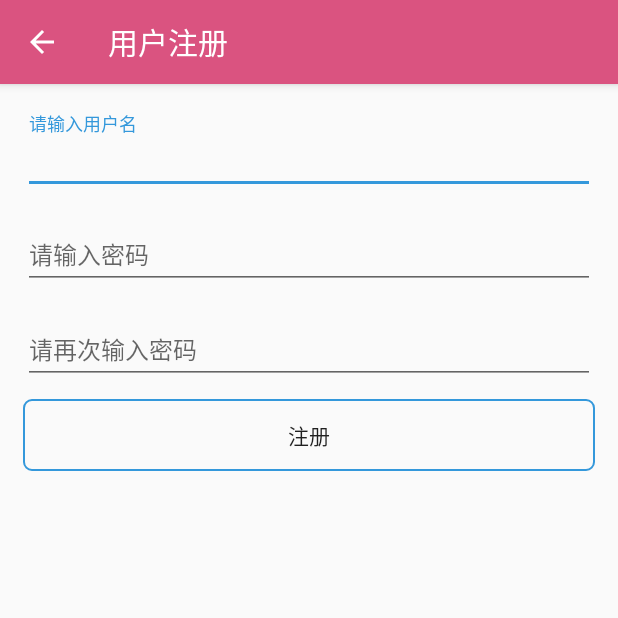
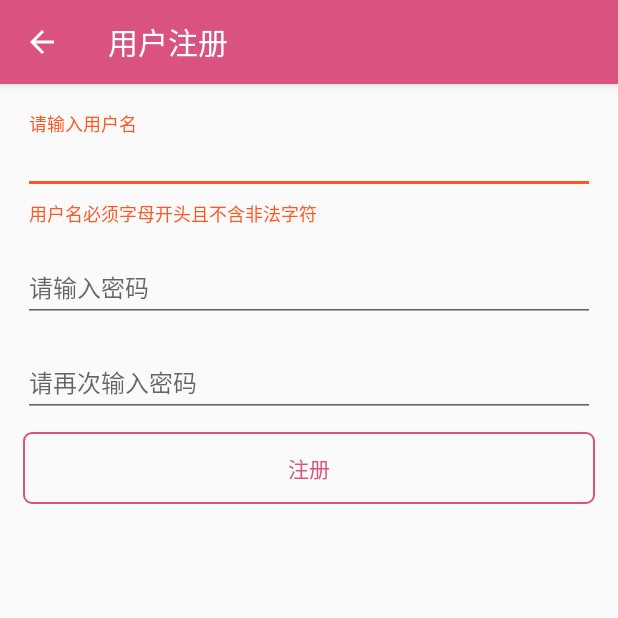
Before and after one commit to likangcheng/myshequcode, an Android app: the Register_User screen opened directly, with no data from a screen before it, after a tap on "注册", on a phone screen of 412 x 824 dp, the top half of it. Run offline under Robolectric (Android 15) with nearby library versions, the phone set to English and light mode, and no system bars; libraries missing offline, so code that uses them is left out: org.litepal, org.litepal.crud; 2 statements that could not run were skipped.

Commit message:
修复bug

```diff
--- a/app/src/main/java/coming/example/lkc/bottomnavigationbar/Register_User.java
+++ b/app/src/main/java/coming/example/lkc/bottomnavigationbar/Register_User.java
@@ -3,6 +3,7 @@ package coming.example.lkc.bottomnavigationbar;
 import android.app.AlertDialog;
 import android.content.DialogInterface;
 import android.content.Intent;
+import android.support.design.widget.TextInputLayout;
 import android.support.v7.app.ActionBar;
 import android.support.v7.app.AppCompatActivity;
 import android.os.Bundle;
@@ -22,6 +23,8 @@ import org.litepal.LitePal;
 import org.litepal.crud.DataSupport;
 
 import java.util.List;
+import java.util.regex.Matcher;
+import java.util.regex.Pattern;
 
 import coming.example.lkc.bottomnavigationbar.dao.Users;
 
@@ -29,8 +32,11 @@ public class Register_User extends AppCompatActivity {
     private EditText username, password, password_2;
     private Button regiset_button;
     private Animation shake;
+    private static final String USER_PARTTENR = "^[A-Za-z][A-Za-z1-9_-]+$";
+    private Pattern pattern = Pattern.compile(USER_PARTTENR);
     public static final String USERNAME_RESULT = "username";
     public static final String PASSWORD_RESULT = "password";
+    private TextInputLayout userinput, passinput;
 
     @Override
     protected void onCreate(Bundle savedInstanceState) {
@@ -40,28 +46,6 @@ public class Register_User extends AppCompatActivity {
         initView();
         shake = AnimationUtils.loadAnimation(Register_User.this,
                 R.anim.shake);
-        username.addTextChangedListener(new TextWatcher() {
-            @Override
-            public void beforeTextChanged(CharSequence s, int start, int count, int after) {
-                Log.d("wode", "beforeTextChanged:CharSequence " + s);
-
-            }
-
-            @Override
-            public void onTextChanged(CharSequence s, int start, int before, int count) {
-                Log.d("wode", "onTextChanged:CharSequence " + s);
-            }
-
-            @Override
-            public void afterTextChanged(Editable s) {
-                Log.d("wode", "afterTextChanged:Editable " + s);
-//                String user_name = username.getText().toString();
-                if (queryUsername(s.toString())) {
-                    Toast.makeText(Register_User.this, "用户名已被使用", Toast.LENGTH_SHORT).show();
-                    username.startAnimation(shake);
-                }
-            }
-        });
         regiset_button.setOnClickListener(new View.OnClickListener() {
             @Override
             public void onClick(View v) {
@@ -69,7 +53,7 @@ public class Register_User extends AppCompatActivity {
                 String user_name = username.getText().toString();
                 String pass_word = password.getText().toString();
                 String pass_word_2 = password_2.getText().toString();
-                if (!queryUsername(user_name) && pass_word.equals(pass_word_2) && pass_word.length() > 5) {
+                if (!queryUsername(user_name) && pass_word.equals(pass_word_2) && validatePassword(pass_word) && validateUser(user_name)) {
                     Users users_updata = new Users();
                     users_updata.setUsername(user_name);
                     users_updata.setPassword(pass_word);
@@ -81,13 +65,16 @@ public class Register_User extends AppCompatActivity {
                     Register_Dialog();
                 } else if (queryUsername(user_name)) {
                     username.startAnimation(shake);
-                    Toast.makeText(Register_User.this, "用户名已使用", Toast.LENGTH_SHORT).show();
+                    userinput.setError("用户名已存在");
+                } else if (!validateUser(user_name)) {
+                    username.startAnimation(shake);
+                    userinput.setError("用户名必须字母开头且不含非法字符");
                 } else if (!pass_word.equals(pass_word_2)) {
                     password.startAnimation(shake);
-                    Toast.makeText(Register_User.this, "密码不一致", Toast.LENGTH_SHORT).show();
-                } else if (pass_word.length() <= 5) {
+                    passinput.setError("密码不一致");
+                } else if (!validatePassword(pass_word)) {
+                    passinput.setError("密码过于简单");
                     password.startAnimation(shake);
-                    Toast.makeText(Register_User.this, "密码过于简单", Toast.LENGTH_SHORT).show();
                 }
             }
         });
@@ -98,6 +85,8 @@ public class Register_User extends AppCompatActivity {
         password = (EditText) findViewById(R.id.register_password1);
         password_2 = (EditText) findViewById(R.id.register_password2);
         regiset_button = (Button) findViewById(R.id.register_in);
+        userinput = (TextInputLayout) findViewById(R.id.user_input);
+        passinput = (TextInputLayout) findViewById(R.id.pass_input);
     }
 
     private void initToolbar() {
@@ -147,4 +136,14 @@ public class Register_User extends AppCompatActivity {
         builder.create();
         builder.show();
     }
+
+    public boolean validateUser(String email) {
+        Matcher matcher = pattern.matcher(email);
+        Log.i("wode", "validateUser: " + matcher.matches());
+        return matcher.matches();
+    }
+
+    public boolean validatePassword(String password) {
+        return password.length() > 5;
+    }
 }
--- a/app/src/main/res/drawable/button_yangshi.xml
+++ b/app/src/main/res/drawable/button_yangshi.xml
@@ -7,7 +7,7 @@
     <!-- 边框的颜色 ：不能和窗口背景色一样 -->
     <stroke
         android:width="1dp"
-        android:color="#3498db" >
+        android:color="@color/colorAccent" >
     </stroke>
     <!-- 设置按钮的四个角为弧形 -->
     <!-- android:radius 弧形的半径 -->
--- a/app/src/main/res/layout/activity_register__user.xml
+++ b/app/src/main/res/layout/activity_register__user.xml
@@ -25,6 +25,7 @@
     </android.support.design.widget.AppBarLayout>
 
     <android.support.design.widget.TextInputLayout
+        android:id="@+id/user_input"
         android:layout_width="match_parent"
         android:layout_height="wrap_content"
         android:layout_marginTop="20dp"
@@ -42,6 +43,7 @@
     </android.support.design.widget.TextInputLayout>
 
     <android.support.design.widget.TextInputLayout
+        android:id="@+id/pass_input"
         android:layout_width="match_parent"
         android:layout_height="wrap_content"
         android:layout_marginTop="10dp"
@@ -77,12 +79,13 @@
 
     <Button
         android:id="@+id/register_in"
-        android:background="@drawable/button_yangshi"
         android:layout_width="match_parent"
         android:layout_height="wrap_content"
         android:layout_marginLeft="15dp"
         android:layout_marginRight="15dp"
         android:layout_marginTop="10dp"
-        android:text="注册" />
+        android:background="@drawable/button_yangshi"
+        android:text="注册"
+        android:textColor="@color/colorAccent" />
 
 </LinearLayout>
--- a/app/src/main/res/layout/movie.xml
+++ b/app/src/main/res/layout/movie.xml
@@ -20,7 +20,7 @@
         <com.viewpagerindicator.CirclePageIndicator
             android:id="@+id/CirclePage_Indicator"
             android:layout_width="match_parent"
-            android:layout_height="15dp"
+            android:layout_height="wrap_content"
             android:layout_alignParentBottom="true"
             android:layout_centerHorizontal="true"
             android:layout_marginBottom="10dp" />
--- a/app/src/main/res/values/styles.xml
+++ b/app/src/main/res/values/styles.xml
@@ -5,7 +5,7 @@
         <!-- Customize your theme here. -->
         <item name="colorPrimary">@color/colorPrimary</item>
         <item name="colorPrimaryDark">@color/colorPrimaryDark</item>
-        <item name="colorAccent">@color/colorAccent</item>
+        <item name="colorAccent">#DA5380</item>
     </style>
 
     <style name="CustomDialog" parent="Theme.AppCompat.Dialog">
@@ -17,7 +17,7 @@
     <style name="Book_card_activity" parent="AppTheme"></style>
 
     <style name="Login_Activity" parent="Theme.AppCompat.Light.NoActionBar">
-        <item name="colorAccent">#3498db</item>
+        <item name="colorAccent">@color/colorAccent</item>
         <item name="colorPrimary">@color/colorPrimary</item>
         <item name="colorPrimaryDark">@color/colorPrimaryDark</item>
     </style>
```
Also changed, not shown: app/src/main/java/coming/example/lkc/bottomnavigationbar/Book_Card_Activity.java (+3 -9 lines), app/src/main/java/coming/example/lkc/bottomnavigationbar/JBS_Activity.java (added, +16 -0 lines), app/src/main/java/coming/example/lkc/bottomnavigationbar/adapter/Music_rc_Adapter.java (+20 -0 lines), app/src/main/java/coming/example/lkc/bottomnavigationbar/fragment/Music_Fragment.java (+57 -1 lines), app/src/main/res/drawable/button_zhuce.xml (added, +29 -0 lines), app/src/main/res/drawable/jianbianse.xml (added, +7 -0 lines), app/src/main/res/layout/activity_book__card_.xml (+11 -5 lines), app/src/main/res/layout/jianbianse_layout.xml (added, +15 -0 lines), app/src/main/res/layout/login_user_layout.xml (+5 -3 lines).
